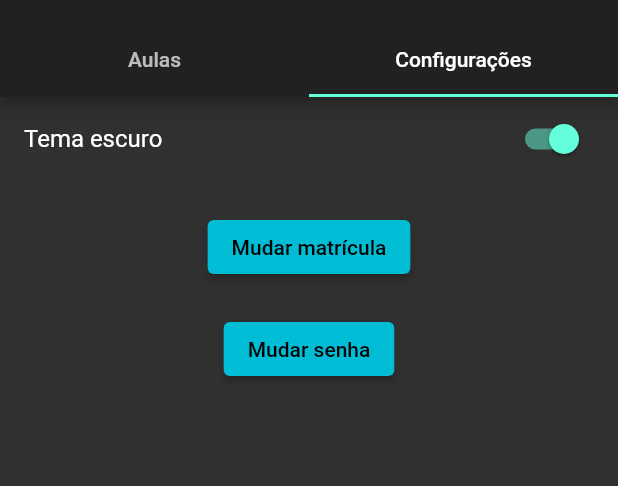
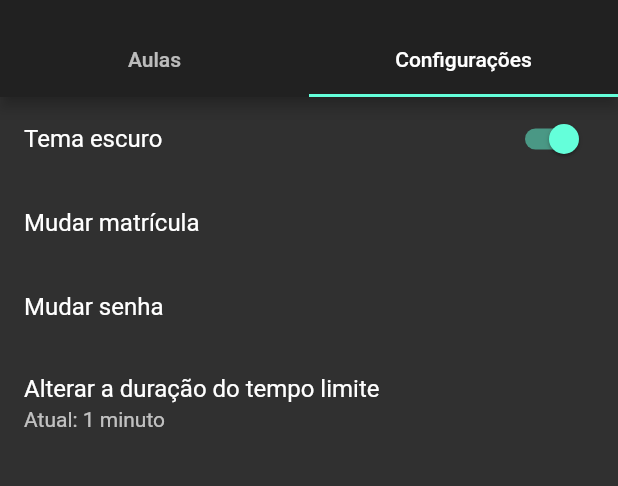
Before and after one commit to JeanJPNM/auto_aula.dart, a Flutter app: the screen it shows after launch, tab 2 chosen, after a tap on "Tema escuro", on a phone screen of 412 x 824 dp, the part 59-545 px from its top. Run offline on Flutter 3.47's test engine with Material 2 defaults, Android fonts, the phone set to English and light mode, and no system bars; our stand-ins replace flutter_riverpod, hive, riverpod; missing offline and left inert: desktoasts, puppeteer; accounts and stored records are empty.

Commit message:
improve settings page

```diff
--- a/lib/providers/data_provider.dart
+++ b/lib/providers/data_provider.dart
@@ -11,6 +11,7 @@ class UserData extends DataState {
   UserData({
     required this.user,
     required this.password,
+    this.timeoutDuration = const Duration(minutes: 1),
     this.firstAccess = true,
   });
   factory UserData._fromMap(Map<dynamic, dynamic> map) {
@@ -22,6 +23,7 @@ class UserData extends DataState {
   }
   final String? user, password;
   final bool firstAccess;
+  final Duration timeoutDuration;
   Map<String, dynamic> toMap() {
     return {
       'user': user,
@@ -37,13 +39,15 @@ final dataProvider =
 class DataNotifier extends PersistentStateNotifier<DataState> {
   DataNotifier() : super(InitialData());
 
-  Future<void> changeLogin({String? user, String? password}) async {
+  Future<void> update(
+      {String? user, String? password, Duration? timeoutDuration}) async {
     if (state is UserData) {
       final s = state as UserData;
       state = UserData(
         password: password ?? s.password,
         user: user ?? s.user,
         firstAccess: false,
+        timeoutDuration: timeoutDuration ?? s.timeoutDuration,
       );
     } else {
       state = UserData(
--- a/lib/screens/home.dart
+++ b/lib/screens/home.dart
@@ -77,7 +77,7 @@ class __OnlineProgressState extends State<_OnlineProgress> {
         );
       },
     ) as String;
-    await dataNotifier.changeLogin(
+    await dataNotifier.update(
       user: user,
       password: password,
     );
--- a/lib/screens/settings.dart
+++ b/lib/screens/settings.dart
@@ -1,5 +1,7 @@
 import 'package:auto_aula/providers/data_provider.dart';
 import 'package:auto_aula/providers/theme_provider.dart';
+import 'package:auto_aula/util/extensions.dart';
+import 'package:auto_aula/widgets/duration_picker.dart';
 import 'package:auto_aula/widgets/input_dialog.dart';
 import 'package:flutter/material.dart';
 import 'package:flutter_riverpod/flutter_riverpod.dart';
@@ -18,7 +20,7 @@ class _SettingsScreenState extends State<SettingsScreen> {
           return const InputDialog(title: Text('Nova matrícula'));
         }) as String?;
     if (user != null) {
-      await dataNotifier.changeLogin(user: user);
+      await dataNotifier.update(user: user);
     }
   }
 
@@ -30,7 +32,7 @@ class _SettingsScreenState extends State<SettingsScreen> {
           return const InputDialog(title: Text('Nova senha'));
         }) as String?;
     if (password != null) {
-      await dataNotifier.changeLogin(password: password);
+      await dataNotifier.update(password: password);
     }
   }
 
@@ -40,6 +42,20 @@ class _SettingsScreenState extends State<SettingsScreen> {
     } else {
       themeNotifier.useLightTheme();
     }
+  }
+
+  Future<void> _changeTimeout(
+    BuildContext context,
+    DataNotifier dataNotifier,
+  ) async {
+    final timeout = await showDialog<Duration?>(
+      context: context,
+      builder: (context) =>
+          const DurationPicker(title: 'Selecione o novo timeout'),
+      barrierDismissible: false,
+    );
+    if (timeout == null) return;
+    await dataNotifier.update(timeoutDuration: timeout);
   }
 
   @override
@@ -55,24 +71,36 @@ class _SettingsScreenState extends State<SettingsScreen> {
             onChanged: (value) => _changeTheme(value, themeNotifier),
           );
         }),
-        const SizedBox(height: 20),
         Consumer(builder: (context, watch, _) {
           final dataNotifier = watch(dataProvider.notifier);
           return Column(
             mainAxisAlignment: MainAxisAlignment.center,
             children: [
-              ElevatedButton(
-                onPressed: () => _changeUser(context, dataNotifier),
-                child: const Text('Mudar matrícula'),
+              ListTile(
+                onTap: () => _changeUser(context, dataNotifier),
+                title: const Text('Mudar matrícula'),
               ),
-              const SizedBox(height: 20),
-              ElevatedButton(
-                onPressed: () => _changePassword(context, dataNotifier),
-                child: const Text('Mudar senha'),
+              ListTile(
+                onTap: () => _changePassword(context, dataNotifier),
+                title: const Text('Mudar senha'),
               ),
             ],
           );
         }),
+        Consumer(
+          builder: (context, watch, _) {
+            final dataNotifier = watch(dataProvider.notifier);
+            final dataState = watch(dataProvider);
+            final duration = dataState is UserData
+                ? dataState.timeoutDuration
+                : const Duration(minutes: 1);
+            return ListTile(
+              title: const Text('Alterar a duração do tempo limite'),
+              subtitle: Text('Atual: ${duration.toLocaleString()}'),
+              onTap: () => _changeTimeout(context, dataNotifier),
+            );
+          },
+        )
       ],
     );
   }
--- /dev/null
+++ b/lib/util/extensions.dart
@@ -0,0 +1,25 @@
+extension DurationExt on Duration {
+  String toLocaleString() {
+    var value = inMicroseconds;
+    var unit = 'microsegundo';
+    if (inDays > 0) {
+      value = inDays;
+      unit = 'dia';
+    } else if (inHours > 0) {
+      value = inHours;
+      unit = 'hora';
+    } else if (inMinutes > 0) {
+      value = inMinutes;
+      unit = 'minuto';
+    } else if (inSeconds > 0) {
+      value = inSeconds;
+      unit = 'segundo';
+    } else if (inMilliseconds > 0) {
+      value = inMilliseconds;
+      unit = 'milisegundo';
+    }
+    var res = '$value $unit';
+    if (value != 1) res += 's';
+    return res;
+  }
+}
```
Also changed, not shown: lib/widgets/duration_picker.dart (added, +70 -0 lines).
